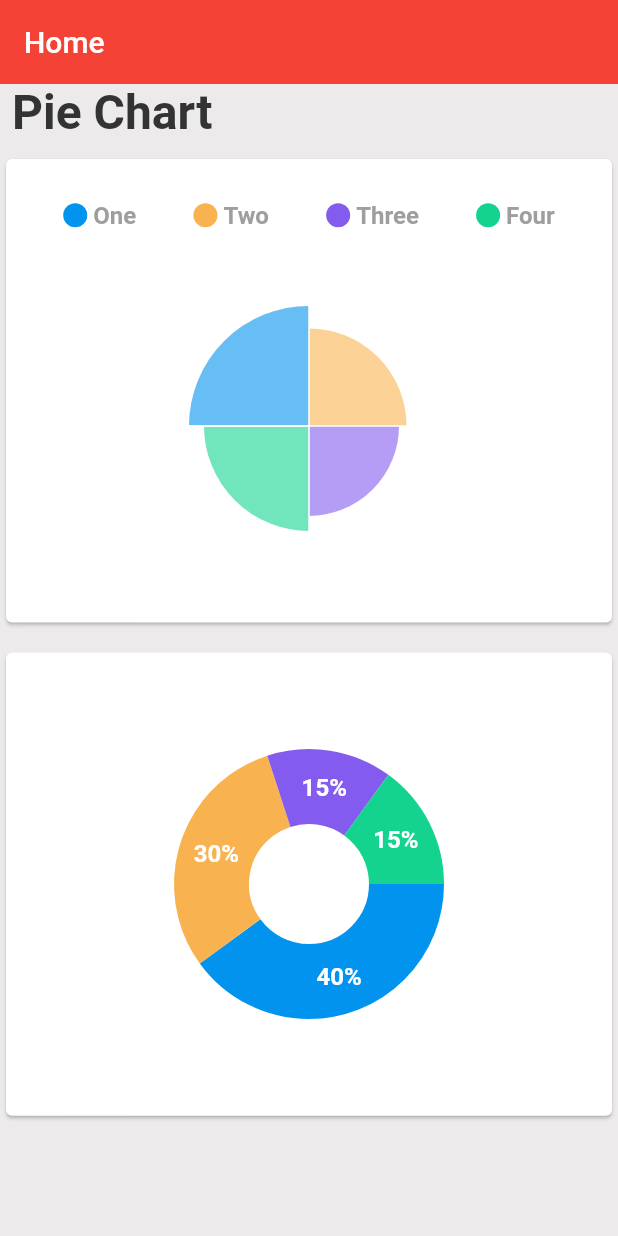
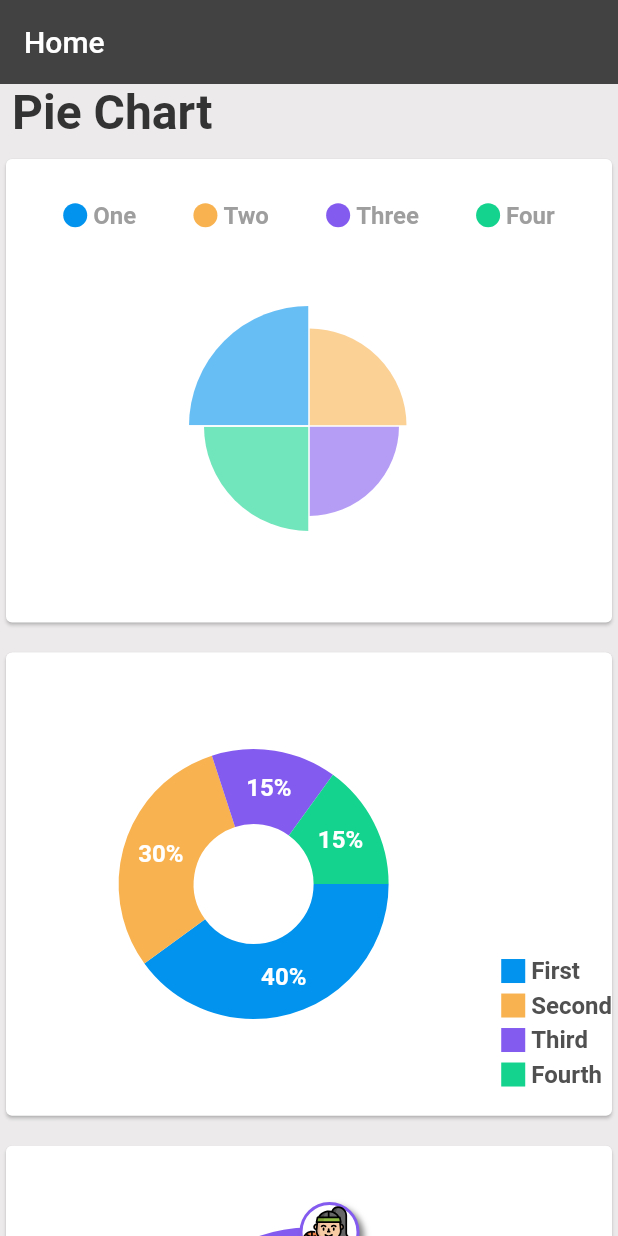
Before and after one commit to sotheavuthnguon/flutter-sample-chart, a Flutter app: the screen it shows after launch, on a phone screen of 412 x 824 dp. Run offline on Flutter 3.47's test engine with Material 2 defaults, Android fonts, the light colour scheme and no system bars; drawn by our look-alikes of fl_chart; our stand-ins replace flutter_svg; statements that could not run were skipped.

Commit message:
finished pie chart

```diff
--- /dev/null
+++ b/lib/bar_chart/bar_chart_screen.dart
@@ -0,0 +1,10 @@
+import 'package:flutter/material.dart';
+
+class BarChartScreen extends StatelessWidget {
+  const BarChartScreen({Key? key}) : super(key: key);
+
+  @override
+  Widget build(BuildContext context) {
+    return Container();
+  }
+}
--- a/lib/home.dart
+++ /dev/null
@@ -1,60 +0,0 @@
-import 'package:flutter/material.dart';
-import 'package:flutter_sample_chart/pie_chart/samples/pie_chart_sample1.dart';
-import 'package:flutter_sample_chart/pie_chart/samples/pie_chart_sample2.dart';
-
-class HomeScreen extends StatefulWidget {
-  const HomeScreen({
-    Key? key,
-    required this.title,
-  }) : super(key: key);
-
-  final String title;
-
-  @override
-  State<HomeScreen> createState() => _HomeScreenState();
-}
-
-class _HomeScreenState extends State<HomeScreen> {
-  @override
-  Widget build(BuildContext context) {
-    return Scaffold(
-      appBar: AppBar(
-        title: Text(
-          widget.title,
-        ),
-        elevation: 0,
-      ),
-      body: Container(
-        color: const Color(0xffeceaeb),
-        child: ListView(
-          children: const [
-            Align(
-              alignment: Alignment.centerLeft,
-              child: Padding(
-                padding: EdgeInsets.only(left: 8.0),
-                child: Text(
-                  'Pie Chart',
-                  style: TextStyle(
-                    color: Color(
-                      0xff333333,
-                    ),
-                    fontSize: 32,
-                    fontWeight: FontWeight.bold,
-                  ),
-                ),
-              ),
-            ),
-            SizedBox(
-              height: 8,
-            ),
-            PieChartSample1(),
-            SizedBox(
-              height: 12,
-            ),
-            PieChartSample2(),
-          ],
-        ),
-      ),
-    );
-  }
-}
--- /dev/null
+++ b/lib/home_screen.dart
@@ -0,0 +1,88 @@
+import 'package:flutter/material.dart';
+import 'package:flutter_sample_chart/pie_chart/pie_chart_screen.dart';
+import 'package:flutter_sample_chart/utils/platform_info.dart';
+
+class HomeScreen extends StatefulWidget {
+  const HomeScreen({
+    Key? key,
+    required this.title,
+  }) : super(key: key);
+
+  final String title;
+
+  @override
+  State<HomeScreen> createState() => _HomeScreenState();
+}
+
+class _HomeScreenState extends State<HomeScreen> {
+  int _currentPage = 0;
+
+  final _controller = PageController(initialPage: 0);
+  final _duration = const Duration(microseconds: 300);
+  final _curve = Curves.easeInOutCubic;
+  final _pages = const [
+    PieChartScreen(),
+    Scaffold(),
+  ];
+
+  bool get isDesktopOrWeb => PlatformInfo().isDesktopOrWeb();
+
+  @override
+  void initState() {
+    _controller.addListener(() {
+      setState(() {
+        _currentPage = _controller.page!.round();
+      });
+    });
+    super.initState();
+  }
+
+  @override
+  Widget build(BuildContext context) {
+    return Scaffold(
+      appBar: AppBar(
+        title: Text(
+          widget.title,
+        ),
+        elevation: 0,
+      ),
+      body: SafeArea(
+        child: PageView(
+          physics: isDesktopOrWeb
+              ? const NeverScrollableScrollPhysics()
+              : const AlwaysScrollableScrollPhysics(),
+          controller: _controller,
+          children: _pages,
+        ),
+      ),
+      bottomNavigationBar: isDesktopOrWeb
+          ? Container(
+              padding: const EdgeInsets.all(16),
+              color: Colors.transparent,
+              child: Row(
+                mainAxisSize: MainAxisSize.max,
+                children: [
+                  Visibility(
+                    visible: _currentPage != 0,
+                    child: FloatingActionButton(
+                      onPressed: () => _controller.previousPage(
+                          duration: _duration, curve: _curve),
+                      child: const Icon(Icons.chevron_left_rounded),
+                    ),
+                  ),
+                  const Spacer(),
+                  Visibility(
+                    visible: _currentPage != _pages.length - 1,
+                    child: FloatingActionButton(
+                      onPressed: () => _controller.nextPage(
+                          duration: _duration, curve: _curve),
+                      child: const Icon(Icons.chevron_right_rounded),
+                    ),
+                  ),
+                ],
+              ),
+            )
+          : null,
+    );
+  }
+}
--- a/lib/main.dart
+++ b/lib/main.dart
@@ -15,8 +15,11 @@ class MyApp extends StatelessWidget {
     return MaterialApp(
       title: 'Flutter Sample Chart',
       debugShowCheckedModeBanner: false,
+      showPerformanceOverlay: false,
       theme: ThemeData(
-        primarySwatch: Colors.red,
+        primaryColor: const Color(0xff262545),
+        primaryColorDark: const Color(0xff201f39),
+        brightness: Brightness.dark,
       ),
       home: const HomeScreen(title: 'Home'),
     );
--- /dev/null
+++ b/lib/pie_chart/pie_chart_screen.dart
@@ -0,0 +1,48 @@
+import 'package:flutter/material.dart';
+import 'samples/xcore.dart';
+
+class PieChartScreen extends StatelessWidget {
+  const PieChartScreen({Key? key}) : super(key: key);
+
+  final Color barColor = Colors.white;
+  final Color barBackgroundColor = const Color(0xff72d8bf);
+  final double width = 22;
+  @override
+  Widget build(BuildContext context) {
+    return Container(
+      color: const Color(0xffeceaeb),
+      child: ListView(
+        children: const [
+          Align(
+            alignment: Alignment.centerLeft,
+            child: Padding(
+              padding: EdgeInsets.only(left: 8.0),
+              child: Text(
+                'Pie Chart',
+                style: TextStyle(
+                  color: Color(
+                    0xff333333,
+                  ),
+                  fontSize: 32,
+                  fontWeight: FontWeight.bold,
+                ),
+              ),
+            ),
+          ),
+          SizedBox(
+            height: 8,
+          ),
+          PieChartSample1(),
+          SizedBox(
+            height: 12,
+          ),
+          PieChartSample2(),
+          SizedBox(
+            height: 12,
+          ),
+          PieChartSample3(),
+        ],
+      ),
+    );
+  }
+}
--- a/lib/pie_chart/samples/indicator.dart
+++ b/lib/pie_chart/samples/indicator.dart
@@ -6,8 +6,8 @@ class Indicator extends StatelessWidget {
     required this.color,
     required this.text,
     required this.isSquare,
-    required this.size,
-    required this.textColor,
+    this.size = 16,
+    this.textColor = const Color(0xff505050),
   }) : super(key: key);
 
   final Color color;
--- a/lib/pie_chart/samples/pie_chart_sample2.dart
+++ b/lib/pie_chart/samples/pie_chart_sample2.dart
@@ -1,5 +1,6 @@
 import 'package:fl_chart/fl_chart.dart';
 import 'package:flutter/material.dart';
+import 'package:flutter_sample_chart/pie_chart/samples/indicator.dart';
 
 class PieChartSample2 extends StatefulWidget {
   const PieChartSample2({Key? key}) : super(key: key);
@@ -17,7 +18,8 @@ class _PieChartSample2State extends State<PieChartSample2> {
       aspectRatio: 1.3,
       child: Card(
         color: Colors.white,
-        child: Row(children: [
+        child: Row(
+          children: [
             const SizedBox(
               height: 18,
             ),
@@ -39,13 +41,58 @@ class _PieChartSample2State extends State<PieChartSample2> {
                           touchedIndex = -1;
                           return;
                         }
-                      touchedIndex =
-                          pieTouchResponse.touchedSection!.touchedSectionIndex;
+                        touchedIndex = pieTouchResponse
+                            .touchedSection!.touchedSectionIndex;
                       });
-                  })),
+                    }),
                   ),
-          ))
-        ]),
+                ),
+              ),
+            ),
+            Column(
+              mainAxisSize: MainAxisSize.max,
+              mainAxisAlignment: MainAxisAlignment.end,
+              crossAxisAlignment: CrossAxisAlignment.start,
+              children: const [
+                Indicator(
+                  color: Color(0xff0293ee),
+                  text: 'First',
+                  isSquare: true,
+                ),
+                SizedBox(
+                  height: 4,
+                ),
+                Indicator(
+                  color: Color(0xfff8b250),
+                  text: 'Second',
+                  isSquare: true,
+                ),
+                SizedBox(
+                  height: 4,
+                ),
+                Indicator(
+                  color: Color(0xff845bef),
+                  text: 'Third',
+                  isSquare: true,
+                ),
+                SizedBox(
+                  height: 4,
+                ),
+                Indicator(
+                  color: Color(0xff13d38e),
+                  text: 'Fourth',
+                  isSquare: true,
+                ),
+                SizedBox(
+                  height: 18,
+                ),
+              ],
+            ),
+            const SizedBox(
+              height: 18,
+            ),
+          ],
+        ),
       ),
     );
   }
@@ -98,7 +145,8 @@ class _PieChartSample2State extends State<PieChartSample2> {
             titleStyle: TextStyle(
               fontSize: fontSize,
               fontWeight: FontWeight.bold,
-                color: const Color(0xffffffff)),
+              color: const Color(0xffffffff),
+            ),
           );
         default:
           throw Error();
--- /dev/null
+++ b/lib/pie_chart/samples/pie_chart_sample3.dart
@@ -0,0 +1,173 @@
+import 'package:fl_chart/fl_chart.dart';
+import 'package:flutter/material.dart';
+import 'package:flutter_svg/flutter_svg.dart';
+
+class PieChartSample3 extends StatefulWidget {
+  const PieChartSample3({Key? key}) : super(key: key);
+
+  @override
+  State<PieChartSample3> createState() => _PieChartSample3State();
+}
+
+class _PieChartSample3State extends State<PieChartSample3> {
+  int touchedIndex = 0;
+
+  @override
+  Widget build(BuildContext context) {
+    return AspectRatio(
+      aspectRatio: 1.3,
+      child: Card(
+        color: Colors.white,
+        child: AspectRatio(
+          aspectRatio: 1,
+          child: PieChart(
+            PieChartData(
+              sections: showingSections(),
+              borderData: FlBorderData(
+                show: false,
+              ),
+              sectionsSpace: 0,
+              centerSpaceRadius: 0,
+              pieTouchData: PieTouchData(
+                  touchCallback: (FlTouchEvent event, pieTouchResponse) {
+                setState(() {
+                  if (!event.isInterestedForInteractions ||
+                      pieTouchResponse == null ||
+                      pieTouchResponse.touchedSection == null) {
+                    touchedIndex = -1;
+                    return;
+                  }
+                  touchedIndex =
+                      pieTouchResponse.touchedSection!.touchedSectionIndex;
+                });
+              }),
+            ),
+          ),
+        ),
+      ),
+    );
+  }
+
+  List<PieChartSectionData> showingSections() {
+    return List.generate(4, (i) {
+      final isTouched = i == touchedIndex;
+      final fontSize = isTouched ? 20.0 : 16.0;
+      final radius = isTouched ? 110.0 : 100.0;
+      final widgetSize = isTouched ? 55.0 : 40.0;
+
+      switch (i) {
+        case 0:
+          return PieChartSectionData(
+            color: const Color(0xff0293ee),
+            value: 40,
+            title: '40%',
+            radius: radius,
+            titleStyle: TextStyle(
+                fontSize: fontSize,
+                fontWeight: FontWeight.bold,
+                color: const Color(0xffffffff)),
+            badgeWidget: _Badge(
+              'assets/ophthalmology-svgrepo-com.svg',
+              size: widgetSize,
+              borderColor: const Color(0xff0293ee),
+            ),
+            badgePositionPercentageOffset: .98,
+          );
+        case 1:
+          return PieChartSectionData(
+            color: const Color(0xfff8b250),
+            value: 30,
+            title: '30%',
+            radius: radius,
+            titleStyle: TextStyle(
+                fontSize: fontSize,
+                fontWeight: FontWeight.bold,
+                color: const Color(0xffffffff)),
+            badgeWidget: _Badge(
+              'assets/librarian-svgrepo-com.svg',
+              size: widgetSize,
+              borderColor: const Color(0xfff8b250),
+            ),
+            badgePositionPercentageOffset: .98,
+          );
+        case 2:
+          return PieChartSectionData(
+            color: const Color(0xff845bef),
+            value: 16,
+            title: '16%',
+            radius: radius,
+            titleStyle: TextStyle(
+                fontSize: fontSize,
+                fontWeight: FontWeight.bold,
+                color: const Color(0xffffffff)),
+            badgeWidget: _Badge(
+              'assets/fitness-svgrepo-com.svg',
+              size: widgetSize,
+              borderColor: const Color(0xff845bef),
+            ),
+            badgePositionPercentageOffset: .98,
+          );
+        case 3:
+          return PieChartSectionData(
+            color: const Color(0xff13d38e),
+            value: 15,
+            title: '15%',
+            radius: radius,
+            titleStyle: TextStyle(
+                fontSize: fontSize,
+                fontWeight: FontWeight.bold,
+                color: const Color(0xffffffff)),
+            badgeWidget: _Badge(
+              'assets/worker-svgrepo-com.svg',
+              size: widgetSize,
+              borderColor: const Color(0xff13d38e),
+            ),
+            badgePositionPercentageOffset: .98,
+          );
+        default:
+          throw 'Oh no';
+      }
+    });
+  }
+}
+
+class _Badge extends StatelessWidget {
+  const _Badge(
+    this.svgAsset, {
+    Key? key,
+    required this.size,
+    required this.borderColor,
+  }) : super(key: key);
+
+  final String svgAsset;
+  final double size;
+  final Color borderColor;
+
+  @override
+  Widget build(BuildContext context) {
+    return AnimatedContainer(
+      duration: PieChart.defaultDuration,
+      width: size,
+      height: size,
+      decoration: BoxDecoration(
+          color: Colors.white,
+          shape: BoxShape.circle,
+          border: Border.all(
+            color: borderColor,
+            width: 2,
+          ),
+          boxShadow: [
+            BoxShadow(
+              color: Colors.black.withOpacity(.5),
+              offset: const Offset(3, 3),
+              blurRadius: 3,
+            ),
+          ]),
+      child: Center(
+          child: SvgPicture.asset(
+        svgAsset,
+        fit: BoxFit.contain,
+      )),
+    );
+  }
+}
--- /dev/null
+++ b/lib/pie_chart/samples/xcore.dart
@@ -0,0 +1,4 @@
+export 'indicator.dart';
+export 'pie_chart_sample1.dart';
+export 'pie_chart_sample2.dart';
+export 'pie_chart_sample3.dart';
--- a/lib/xcore.dart
+++ b/lib/xcore.dart
@@ -1 +1 @@
-export 'home.dart';
+export 'home_screen.dart';
```
Also changed, not shown: lib/bar_chart/bar_chart_screen2.dart (added), lib/bar_chart/bar_chart_screen3.dart (added), lib/bar_chart/samples/bar_chart_sample1.dart (added), lib/bar_chart/samples/xcore.dart (added). Lines whose indentation alone changed are shown as unchanged.
